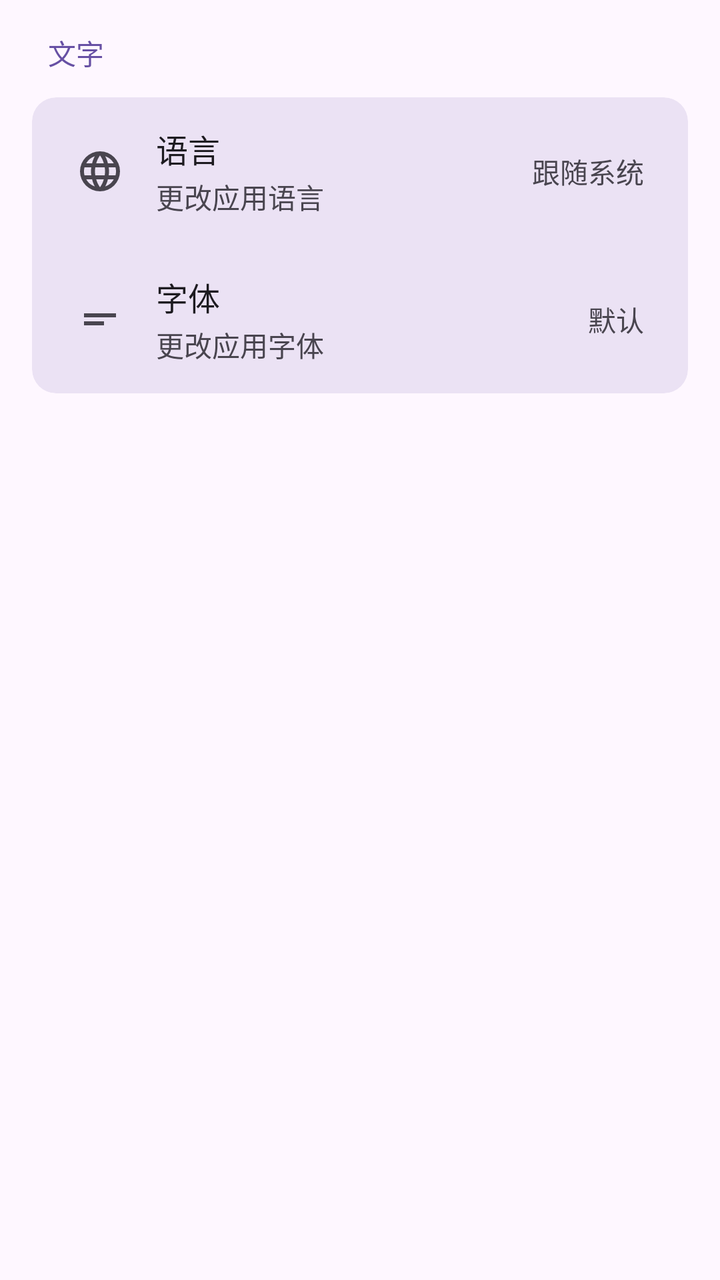
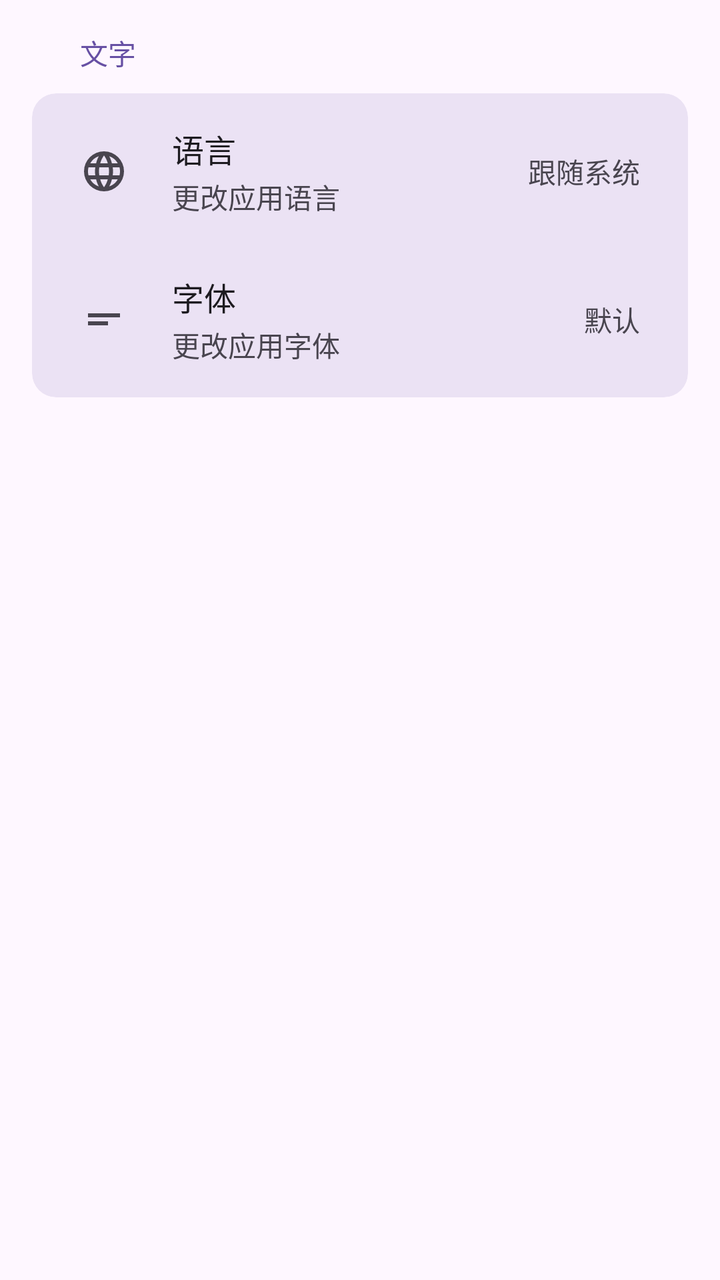

Compare the two renders of this Android layout. The source of the first and the diff that turns it into the second are given below.
<!-- AndroidManifest.xml: application theme Theme.Click -->
<!-- res/layout/fragment_settings.xml -->
<?xml version="1.0" encoding="utf-8"?>
<ScrollView xmlns:android="http://schemas.android.com/apk/res/android"
    android:layout_width="match_parent"
    android:layout_height="match_parent"
    android:paddingHorizontal="16dp"
    android:paddingTop="0dp"
    android:paddingBottom="16dp"
    android:background="?android:attr/colorBackground">

    <LinearLayout
        android:layout_width="match_parent"
        android:layout_height="wrap_content"
        android:orientation="vertical">

        
        <TextView
            android:layout_width="wrap_content"
            android:layout_height="wrap_content"
            android:text="文字"
            android:textSize="14sp"
            android:textColor="?attr/colorPrimary"
            android:paddingHorizontal="8dp"
            android:paddingTop="16dp"
            android:paddingBottom="12dp" />

        
        <LinearLayout
            android:layout_width="match_parent"
            android:layout_height="wrap_content"
            android:orientation="vertical"
            android:background="@drawable/settings_card_bg"
            android:clipToOutline="true">

            
            <LinearLayout
                android:id="@+id/settings_language"
                android:layout_width="match_parent"
                android:layout_height="wrap_content"
                android:orientation="horizontal"
                android:gravity="center_vertical"
                android:paddingHorizontal="22dp"
                android:paddingVertical="14dp"
                android:background="?attr/selectableItemBackground"
                android:clickable="true"
                android:focusable="true">

                <ImageView
                    android:layout_width="24dp"
                    android:layout_height="24dp"
                    android:src="@drawable/ic_language"
                    android:tint="?attr/colorOnSurfaceVariant"
                    android:layout_marginEnd="16dp" />

                <LinearLayout
                    android:layout_width="0dp"
                    android:layout_height="wrap_content"
                    android:layout_weight="1"
                    android:orientation="vertical">

                    <TextView
                        android:layout_width="wrap_content"
                        android:layout_height="wrap_content"
                        android:text="语言"
                        android:textSize="16sp"
                        android:textColor="?attr/colorOnSurface" />

                    <TextView
                        android:id="@+id/settings_language_desc"
                        android:layout_width="wrap_content"
                        android:layout_height="wrap_content"
                        android:text="更改应用语言"
                        android:textSize="14sp"
                        android:textColor="?attr/colorOnSurfaceVariant"
                        android:layout_marginTop="2dp" />
                </LinearLayout>

                <TextView
                    android:id="@+id/settings_language_value"
                    android:layout_width="wrap_content"
                    android:layout_height="wrap_content"
                    android:text="跟随系统"
                    android:textSize="14sp"
                    android:textColor="?attr/colorOnSurfaceVariant" />
            </LinearLayout>

            
            <LinearLayout
                android:id="@+id/settings_font"
                android:layout_width="match_parent"
                android:layout_height="wrap_content"
                android:orientation="horizontal"
                android:gravity="center_vertical"
                android:paddingHorizontal="22dp"
                android:paddingVertical="14dp"
                android:background="?attr/selectableItemBackground"
                android:clickable="true"
                android:focusable="true">

                <ImageView
                    android:layout_width="24dp"
                    android:layout_height="24dp"
                    android:src="@drawable/ic_font"
                    android:tint="?attr/colorOnSurfaceVariant"
                    android:layout_marginEnd="16dp" />

                <LinearLayout
                    android:layout_width="0dp"
                    android:layout_height="wrap_content"
                    android:layout_weight="1"
                    android:orientation="vertical">

                    <TextView
                        android:layout_width="wrap_content"
                        android:layout_height="wrap_content"
                        android:text="字体"
                        android:textSize="16sp"
                        android:textColor="?attr/colorOnSurface" />

                    <TextView
                        android:layout_width="wrap_content"
                        android:layout_height="wrap_content"
                        android:text="更改应用字体"
                        android:textSize="14sp"
                        android:textColor="?attr/colorOnSurfaceVariant"
                        android:layout_marginTop="2dp" />
                </LinearLayout>

                <TextView
                    android:layout_width="wrap_content"
                    android:layout_height="wrap_content"
                    android:text="默认"
                    android:textSize="14sp"
                    android:textColor="?attr/colorOnSurfaceVariant" />
            </LinearLayout>

        </LinearLayout>

    </LinearLayout>
</ScrollView>
<!-- resources referenced by this layout -->
<resources>
  <!-- drawable ic_font (drawable) -->
  <vector xmlns:android="http://schemas.android.com/apk/res/android"
      android:width="24dp"
      android:height="24dp"
      android:viewportWidth="960"
      android:viewportHeight="960"
      android:tint="?attr/colorControlNormal"
      android:autoMirrored="true">
    <path
        android:fillColor="@android:color/white"
        android:pathData="M160,600L160,520L560,520L560,600L160,600ZM160,440L160,360L800,360L800,440L160,440Z"/>
  </vector>
  <!-- drawable ic_language (drawable) -->
  <vector xmlns:android="http://schemas.android.com/apk/res/android"
      android:width="24dp"
      android:height="24dp"
      android:viewportWidth="960"
      android:viewportHeight="960"
      android:tint="?attr/colorControlNormal">
    <path
        android:fillColor="@android:color/white"
        android:pathData="M480,880Q398,880 325,848.5Q252,817 197.5,762.5Q143,708 111.5,635Q80,562 80,480Q80,397 111.5,324.5Q143,252 197.5,197.5Q252,143 325,111.5Q398,80 480,80Q563,80 635.5,111.5Q708,143 762.5,197.5Q817,252 848.5,324.5Q880,397 880,480Q880,562 848.5,635Q817,708 762.5,762.5Q708,817 635.5,848.5Q563,880 480,880ZM480,798Q506,762 525,723Q544,684 556,640L404,640Q416,684 435,723Q454,762 480,798ZM376,782Q358,749 344.5,713.5Q331,678 322,640L204,640Q233,690 276.5,727Q320,764 376,782ZM584,782Q640,764 683.5,727Q727,690 756,640L638,640Q629,678 615.5,713.5Q602,749 584,782ZM170,560L306,560Q303,540 301.5,520.5Q300,501 300,480Q300,459 301.5,439.5Q303,420 306,400L170,400Q165,420 162.5,439.5Q160,459 160,480Q160,501 162.5,520.5Q165,540 170,560ZM386,560L574,560Q577,540 578.5,520.5Q580,501 580,480Q580,459 578.5,439.5Q577,420 574,400L386,400Q383,420 381.5,439.5Q380,459 380,480Q380,501 381.5,520.5Q383,540 386,560ZM654,560L790,560Q795,540 797.5,520.5Q800,501 800,480Q800,459 797.5,439.5Q795,420 790,400L654,400Q657,420 658.5,439.5Q660,459 660,480Q660,501 658.5,520.5Q657,540 654,560ZM638,320L756,320Q727,270 683.5,233Q640,196 584,178Q602,211 615.5,246.5Q629,282 638,320ZM404,320L556,320Q544,276 525,237Q506,198 480,162Q454,198 435,237Q416,276 404,320ZM204,320L322,320Q331,282 344.5,246.5Q358,211 376,178Q320,196 276.5,233Q233,270 204,320Z"/>
  </vector>
  <!-- drawable settings_card_bg (drawable) -->
  <?xml version="1.0" encoding="utf-8"?>
  <shape xmlns:android="http://schemas.android.com/apk/res/android"
      android:shape="rectangle">
      <solid android:color="@color/section_background" />
      <corners android:radius="12dp" />
  </shape>
  <color name="section_background">#206750A4</color>
  <color name="md_theme_primary">#6750A4</color>
  <color name="md_theme_onPrimary">#FFFFFF</color>
  <color name="md_theme_primaryContainer">#EADDFF</color>
  <color name="md_theme_onPrimaryContainer">#21005D</color>
  <color name="md_theme_secondary">#625B71</color>
  <color name="md_theme_onSecondary">#FFFFFF</color>
  <color name="md_theme_secondaryContainer">#E8DEF8</color>
  <color name="md_theme_onSecondaryContainer">#1D192B</color>
  <color name="md_theme_background">#FEF7FF</color>
  <color name="md_theme_onBackground">#1D1B20</color>
  <color name="md_theme_surface">#FEF7FF</color>
  <color name="md_theme_onSurface">#1D1B20</color>
  <color name="md_theme_surfaceVariant">#E7E0EC</color>
  <color name="md_theme_onSurfaceVariant">#49454F</color>
  <color name="md_theme_outline">#79747E</color>
  <color name="md_theme_outlineVariant">#CAC4D0</color>
  <!-- unchanged entries left out for length: 2 -->
</resources>

<!-- the commit's change to res/layout/fragment_settings.xml (unified diff, before → after) -->
@@ -19,9 +19,9 @@
             android:text="文字"
             android:textSize="14sp"
             android:textColor="?attr/colorPrimary"
-            android:paddingHorizontal="8dp"
+            android:paddingHorizontal="24dp"
             android:paddingTop="16dp"
-            android:paddingBottom="12dp" />
+            android:paddingBottom="10dp" />
 
         
         <LinearLayout
@@ -29,6 +29,7 @@
             android:layout_height="wrap_content"
             android:orientation="vertical"
             android:background="@drawable/settings_card_bg"
+            android:padding="2dp"
             android:clipToOutline="true">
 
             
@@ -49,7 +50,7 @@
                     android:layout_height="24dp"
                     android:src="@drawable/ic_language"
                     android:tint="?attr/colorOnSurfaceVariant"
-                    android:layout_marginEnd="16dp" />
+                    android:layout_marginEnd="22dp" />
 
                 <LinearLayout
                     android:layout_width="0dp"
@@ -101,7 +102,7 @@
                     android:layout_height="24dp"
                     android:src="@drawable/ic_font"
                     android:tint="?attr/colorOnSurfaceVariant"
-                    android:layout_marginEnd="16dp" />
+                    android:layout_marginEnd="22dp" />
 
                 <LinearLayout
                     android:layout_width="0dp"
